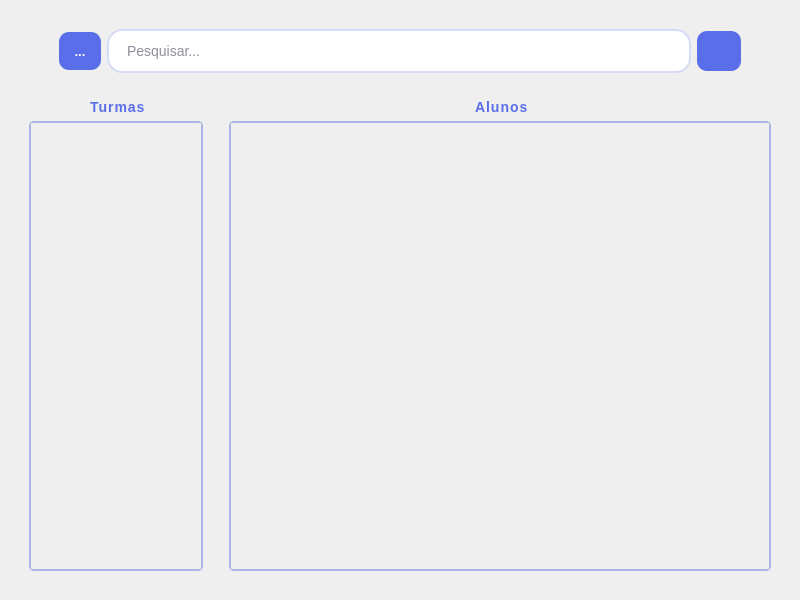
The window that App/view/ui/home.ui (Senac-SOR-ADS/Gerenciamento-Escolar) describes before a commit, drawn with Qt 5.
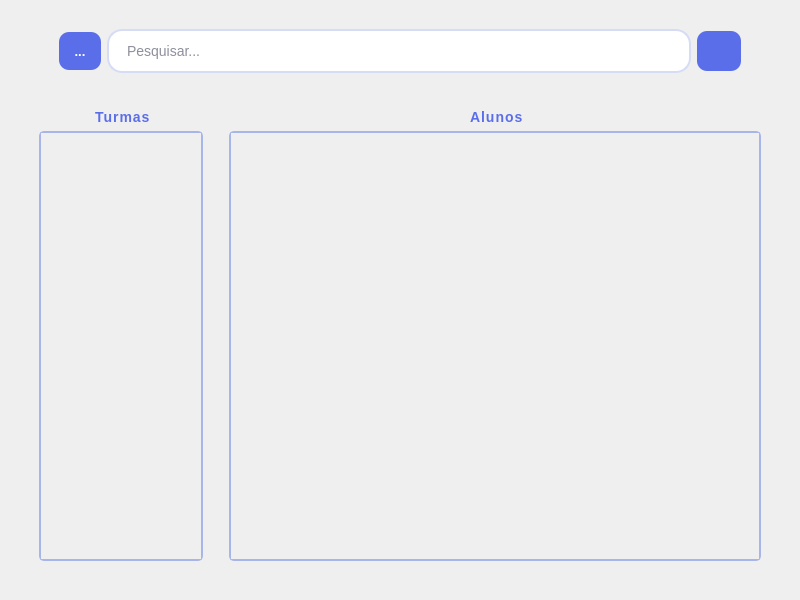
The same window after the commit. Icons and pictures are not drawn.

Patch:
```diff
--- a/App/view/ui/home.ui
+++ b/App/view/ui/home.ui
@@ -212,13 +212,13 @@
       <item>
        <layout class="QVBoxLayout" name="verticalLayout" stretch="0,0">
         <property name="leftMargin">
-         <number>20</number>
+         <number>30</number>
         </property>
         <property name="topMargin">
-         <number>20</number>
+         <number>30</number>
         </property>
         <property name="bottomMargin">
-         <number>20</number>
+         <number>30</number>
         </property>
         <item alignment="Qt::AlignHCenter">
          <widget class="QLabel" name="labelTurmas_2">
@@ -229,6 +229,12 @@
         </item>
         <item>
          <widget class="QScrollArea" name="scrollAreaTurma">
+          <property name="maximumSize">
+           <size>
+            <width>250</width>
+            <height>16777215</height>
+           </size>
+          </property>
           <property name="widgetResizable">
            <bool>true</bool>
           </property>
@@ -237,8 +243,8 @@
             <rect>
              <x>0</x>
              <y>0</y>
-             <width>169</width>
-             <height>437</height>
+             <width>159</width>
+             <height>417</height>
             </rect>
            </property>
            <layout class="QVBoxLayout" name="verticalLayout_6"/>
@@ -253,13 +259,13 @@
          <number>20</number>
         </property>
         <property name="topMargin">
-         <number>20</number>
+         <number>30</number>
         </property>
         <property name="rightMargin">
-         <number>20</number>
+         <number>30</number>
         </property>
         <property name="bottomMargin">
-         <number>20</number>
+         <number>30</number>
         </property>
         <item alignment="Qt::AlignHCenter">
          <widget class="QLabel" name="labelAluno">
@@ -278,8 +284,8 @@
             <rect>
              <x>0</x>
              <y>0</y>
-             <width>536</width>
-             <height>437</height>
+             <width>526</width>
+             <height>417</height>
             </rect>
            </property>
            <layout class="QVBoxLayout" name="verticalLayout_7"/>
```
